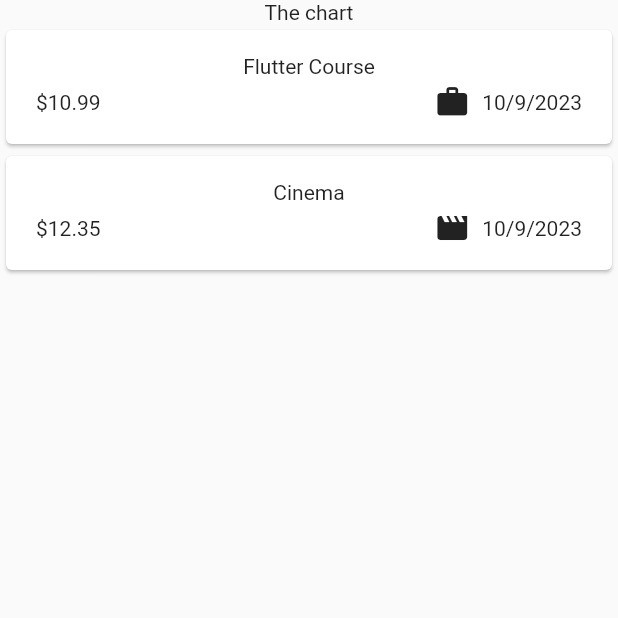
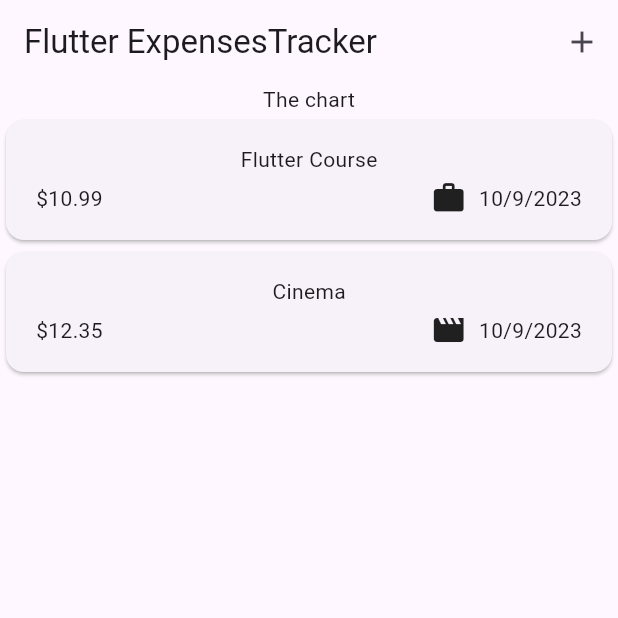
Before and after one commit to Louis-Gil/playground, a Flutter app: the screen it shows after launch, on a phone screen of 412 x 824 dp, the top half of it. Run offline on Flutter 3.47's test engine with Material 2 defaults, Android fonts, the phone set to English and light mode, and no system bars; our stand-ins replace google_fonts.

Commit message:
feat : Add appbar flutter with add icon

```diff
--- a/flutter_guild/expense_tracker/lib/main.dart
+++ b/flutter_guild/expense_tracker/lib/main.dart
@@ -3,8 +3,9 @@ import 'package:flutter/material.dart';
 
 void main() {
   runApp(
-    const MaterialApp(
-      home: Expenses(),
+    MaterialApp(
+      theme: ThemeData(useMaterial3: true),
+      home: const Expenses(),
     ),
   );
 }
--- a/flutter_guild/expense_tracker/lib/widgets/expenses.dart
+++ b/flutter_guild/expense_tracker/lib/widgets/expenses.dart
@@ -31,6 +31,15 @@ class _ExpensesState extends State<Expenses> {
   @override
   Widget build(BuildContext context) {
     return Scaffold(
+      appBar: AppBar(
+        title: const Text('Flutter ExpensesTracker'),
+        actions: [
+          IconButton(
+            onPressed: () {},
+            icon: const Icon(Icons.add),
+          )
+        ],
+      ),
       body: Column(
         children: [
           const Text('The chart'),
```
